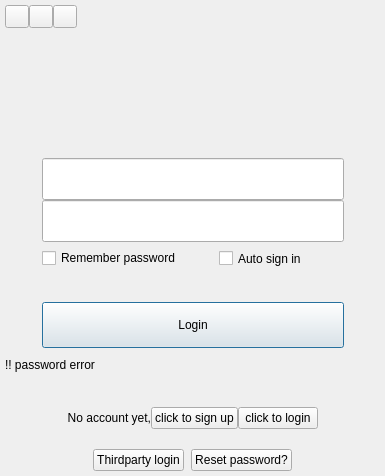
Old version of the form src/ui/wizLoginWidget.ui in the repository WizTeam/WizQTClient.
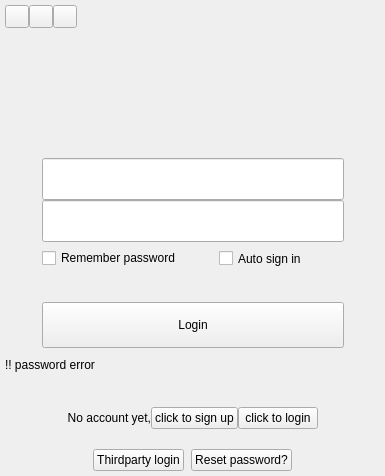
New version of the form. Custom widgets are drawn as their Qt base class.

```diff
--- a/src/ui/wizLoginWidget.ui
+++ b/src/ui/wizLoginWidget.ui
@@ -1,7 +1,7 @@
 <?xml version="1.0" encoding="UTF-8"?>
 <ui version="4.0">
  <class>wizLoginWidget</class>
- <widget class="QDialog" name="wizLoginWidget">
+ <widget class="QWidget" name="wizLoginWidget">
   <property name="geometry">
    <rect>
     <x>0</x>
```
